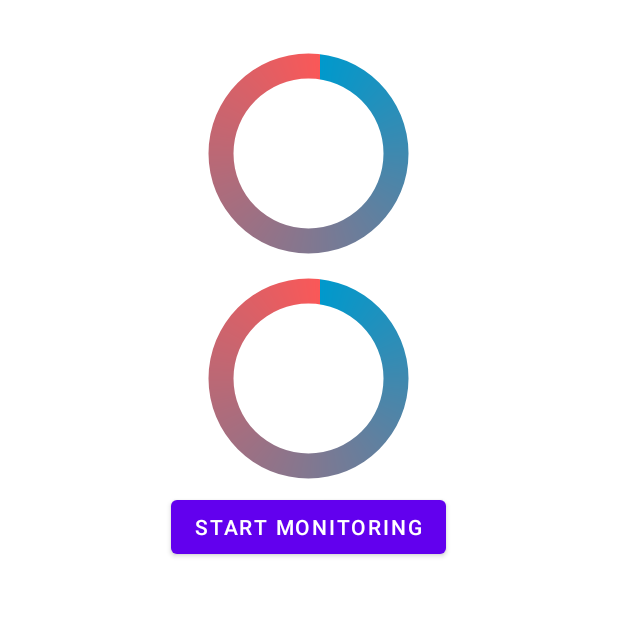
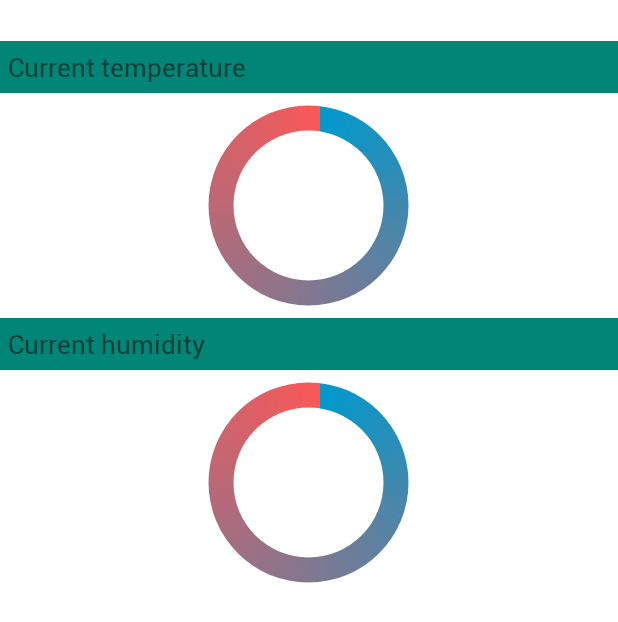
Before and after one commit to RacimRgh/Quality-Of-Air-Monitoring, an Android app: the layout fragment_monitor.xml on its own in the app's theme, with its tools: preview values and no code run, on a phone screen of 412 x 824 dp. Shown: the top 622 px of the screen. Run offline under Robolectric (Android 15) with nearby library versions, the phone set to English and light mode, and no system bars.

Commit message:
added descriptive textviews to monitoring and deleted unused code

```diff
--- a/app/src/main/res/layout/fragment_monitor.xml
+++ b/app/src/main/res/layout/fragment_monitor.xml
@@ -22,6 +22,16 @@
         android:gravity="center"
         android:textSize="20sp"
         android:textStyle="bold"/>
+
+    <TextView
+        android:layout_width="match_parent"
+        android:layout_height="wrap_content"
+        android:padding="5dp"
+        android:background="@color/colorPrimaryTab"
+        android:fontFamily="@font/roboto_regular"
+        android:layout_gravity="left"
+        android:textSize="17dp"
+        android:text="@string/temperature"/>
 
     <RelativeLayout
         android:id="@+id/relativeLayout2"
@@ -54,6 +64,16 @@
             android:textAppearance="?android:attr/textAppearanceSmall" />
     </RelativeLayout>
 
+    <TextView
+        android:layout_width="match_parent"
+        android:layout_height="wrap_content"
+        android:padding="5dp"
+        android:background="@color/colorPrimaryTab"
+        android:fontFamily="@font/roboto_regular"
+        android:layout_gravity="left"
+        android:textSize="17dp"
+        android:text="@string/humidity"/>
+
     <RelativeLayout
         android:id="@+id/relativeLayout3"
         android:layout_width="wrap_content"
@@ -83,11 +103,5 @@
             android:layout_centerInParent="true"
             android:textAppearance="?android:attr/textAppearanceSmall" />
     </RelativeLayout>
-
-    <Button
-        android:id="@+id/buttonMonitor"
-        android:layout_width="wrap_content"
-        android:layout_height="wrap_content"
-        android:text="Start Monitoring" />
 </LinearLayout>
 </androidx.swiperefreshlayout.widget.SwipeRefreshLayout>
--- a/app/src/main/res/values/strings.xml
+++ b/app/src/main/res/values/strings.xml
@@ -28,4 +28,8 @@
     <string name="error_password_match">Passwords does not match</string>
     <string name="error_valid_email_password">Wrong Email or Password</string>
     <string name="chart_description1">Set Bar Chart Description Here</string>
+
+    <!-- -->
+    <string name="humidity">Current humidity</string>
+    <string name="temperature">Current temperature</string>
 </resources>
```
Also changed, not shown: app/src/main/java/com/example/quality_of_air_monitoring/HistoryFragment.java (+2 -25 lines), app/src/main/java/com/example/quality_of_air_monitoring/MonitorFragment.java (+35 -96 lines).
